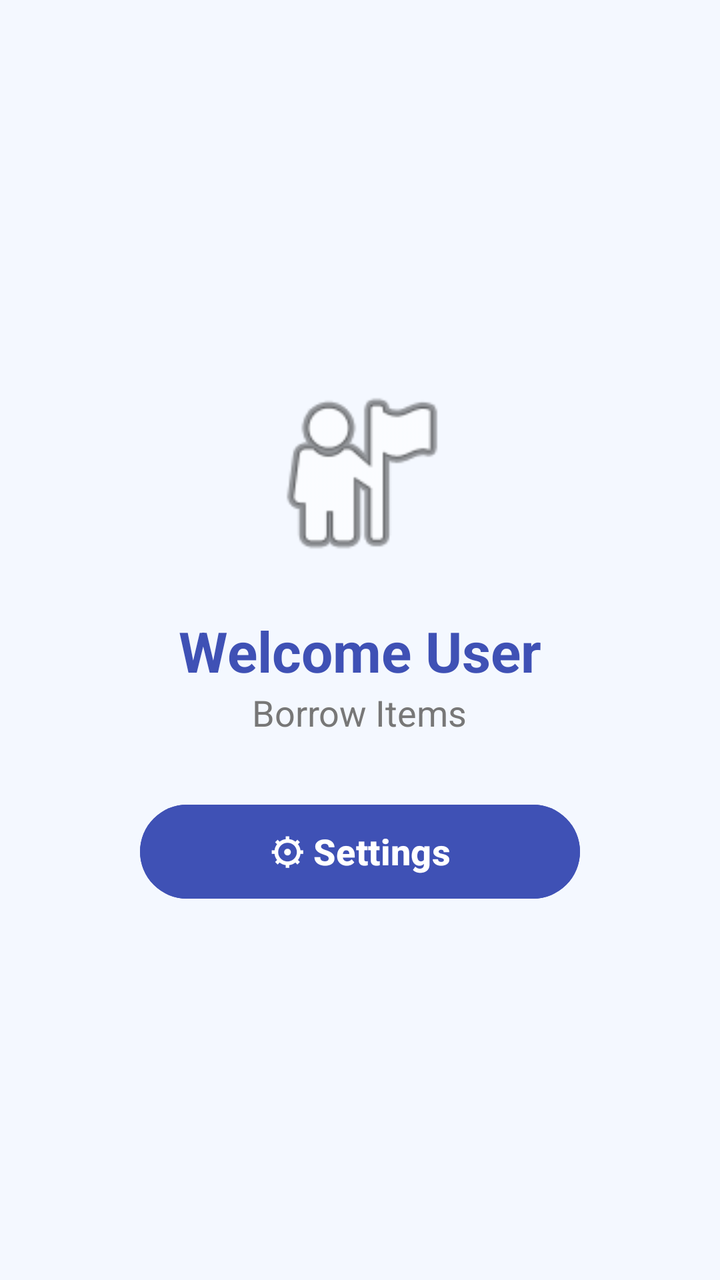
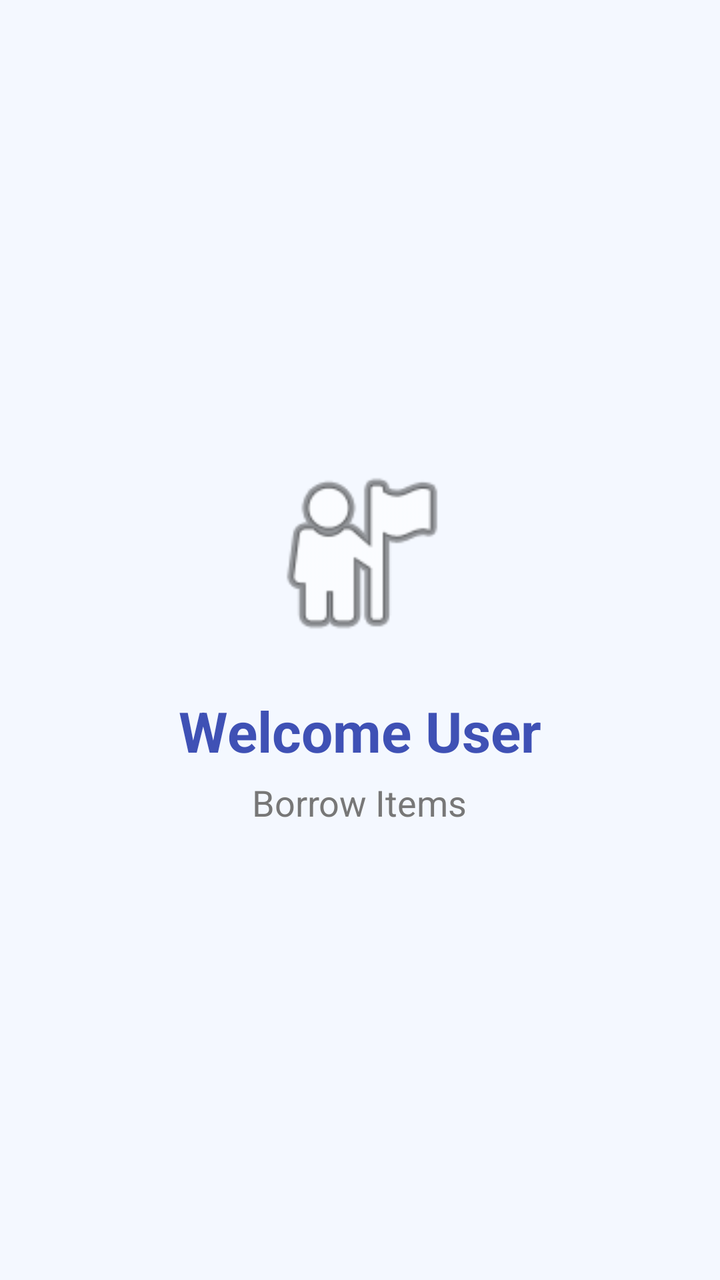

Before-and-after screenshots of an Android layout around one commit, followed by the original layout XML and the change that was made.
<!-- AndroidManifest.xml: application theme Theme.BorrowBuddy -->
<!-- res/layout/activity_user_home.xml -->
<?xml version="1.0" encoding="utf-8"?>
<LinearLayout xmlns:android="http://schemas.android.com/apk/res/android"
    android:id="@+id/homeCard"
    android:layout_width="match_parent"
    android:layout_height="match_parent"
    android:background="#F4F8FF"
    android:gravity="center"
    android:orientation="vertical"
    android:padding="20dp">

    <ImageView
        android:id="@+id/imgLogo"
        android:layout_width="100dp"
        android:layout_height="100dp"
        android:src="@android:drawable/ic_menu_myplaces" />

    <TextView
        android:layout_width="wrap_content"
        android:layout_height="wrap_content"
        android:layout_marginTop="20dp"
        android:text="Welcome User"
        android:textColor="#3F51B5"
        android:textSize="28sp"
        android:textStyle="bold" />

    <TextView
        android:layout_width="wrap_content"
        android:layout_height="wrap_content"
        android:text="Borrow Items"
        android:textColor="#777777"
        android:textSize="18sp" />

    <Button
        android:id="@+id/btnSettings"
        android:layout_width="220dp"
        android:layout_height="55dp"
        android:layout_marginTop="30dp"
        android:backgroundTint="#3F51B5"
        android:text="⚙ Settings"
        android:textColor="#FFFFFF"
        android:textSize="18sp"
        android:textStyle="bold" />

</LinearLayout>
<!-- resources referenced by this layout -->
<resources>
  <style name="Theme.BorrowBuddy" parent="Base.Theme.BorrowBuddy" />
  <style name="Base.Theme.BorrowBuddy" parent="Theme.Material3.DayNight.NoActionBar">
          
          
      </style>
</resources>

<!-- the commit's change to res/layout/activity_user_home.xml (unified diff, before → after) -->
@@ -26,19 +26,9 @@
     <TextView
         android:layout_width="wrap_content"
         android:layout_height="wrap_content"
+        android:layout_marginTop="5dp"
         android:text="Borrow Items"
         android:textColor="#777777"
         android:textSize="18sp" />
 
-    <Button
-        android:id="@+id/btnSettings"
-        android:layout_width="220dp"
-        android:layout_height="55dp"
-        android:layout_marginTop="30dp"
-        android:backgroundTint="#3F51B5"
-        android:text="⚙ Settings"
-        android:textColor="#FFFFFF"
-        android:textSize="18sp"
-        android:textStyle="bold" />
-
 </LinearLayout>
